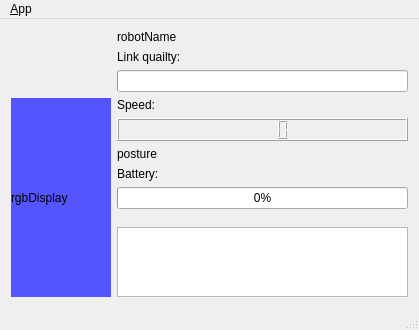
The window that src/mainwindow.ui (arnaud-ramey/rossumo_qtviewer) describes before a commit, drawn with Qt 5.
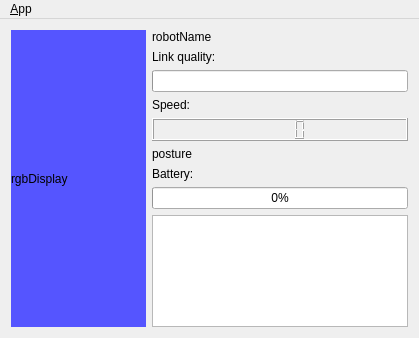
The same window after the commit.

```diff
--- a/src/mainwindow.ui
+++ b/src/mainwindow.ui
@@ -7,7 +7,7 @@
     <x>0</x>
     <y>0</y>
     <width>419</width>
-    <height>299</height>
+    <height>338</height>
    </rect>
   </property>
   <property name="windowTitle">
@@ -15,20 +15,15 @@
   </property>
   <widget class="QWidget" name="centralWidget">
    <layout class="QGridLayout" name="gridLayout">
-    <item row="3" column="1">
-     <widget class="QLabel" name="label">
-      <property name="text">
-       <string>Speed:</string>
-      </property>
-     </widget>
-    </item>
-    <item row="3" column="0" rowspan="11">
+    <item row="0" column="0">
+     <layout class="QHBoxLayout" name="horizontalLayout">
+      <item>
      <widget class="QLabel" name="rgbDisplay">
-      <property name="minimumSize">
-       <size>
-        <width>100</width>
-        <height>100</height>
-       </size>
+        <property name="sizePolicy">
+         <sizepolicy hsizetype="Expanding" vsizetype="Expanding">
+          <horstretch>0</horstretch>
+          <verstretch>0</verstretch>
+         </sizepolicy>
       </property>
       <property name="styleSheet">
        <string notr="true">background-color: rgb(85, 85, 255);</string>
@@ -38,73 +33,23 @@
       </property>
      </widget>
     </item>
-    <item row="4" column="1" rowspan="3">
-     <widget class="QLCDNumber" name="speed"/>
-    </item>
-    <item row="8" column="1">
-     <widget class="QLabel" name="label_2">
-      <property name="text">
-       <string>Battery:</string>
-      </property>
-     </widget>
-    </item>
-    <item row="7" column="1">
-     <widget class="QLabel" name="posture">
-      <property name="text">
-       <string>posture</string>
-      </property>
-     </widget>
-    </item>
-    <item row="1" column="1">
-     <widget class="QLabel" name="label_3">
-      <property name="text">
-       <string>Link quailty:</string>
-      </property>
-     </widget>
-    </item>
-    <item row="9" column="1">
-     <widget class="QProgressBar" name="battery">
-      <property name="value">
-       <number>0</number>
-      </property>
-     </widget>
-    </item>
-    <item row="0" column="1">
+      <item>
+       <layout class="QVBoxLayout" name="verticalLayout">
+        <item>
      <widget class="QLabel" name="robotName">
-      <property name="minimumSize">
-       <size>
-        <width>198</width>
-        <height>0</height>
-       </size>
-      </property>
-      <property name="maximumSize">
-       <size>
-        <width>16777215</width>
-        <height>20</height>
-       </size>
-      </property>
       <property name="text">
        <string>robotName</string>
       </property>
      </widget>
     </item>
-    <item row="12" column="1">
-     <widget class="QTextBrowser" name="alerts"/>
-    </item>
-    <item row="13" column="1">
-     <spacer name="verticalSpacer">
-      <property name="orientation">
-       <enum>Qt::Vertical</enum>
-      </property>
-      <property name="sizeHint" stdset="0">
-       <size>
-        <width>20</width>
-        <height>40</height>
-       </size>
-      </property>
-     </spacer>
-    </item>
-    <item row="2" column="1">
+        <item>
+         <widget class="QLabel" name="label_3">
+          <property name="text">
+           <string>Link quality:</string>
+          </property>
+         </widget>
+        </item>
+        <item>
      <widget class="QProgressBar" name="linkQuality">
       <property name="toolTip">
        <string>&lt;html&gt;&lt;head/&gt;&lt;body&gt;&lt;p&gt;Link quality&lt;/p&gt;&lt;/body&gt;&lt;/html&gt;</string>
@@ -120,9 +65,46 @@
       </property>
      </widget>
     </item>
-   </layout>
+        <item>
+         <widget class="QLabel" name="label">
+          <property name="text">
+           <string>Speed:</string>
+          </property>
+         </widget>
+        </item>
+        <item>
+         <widget class="QLCDNumber" name="speed"/>
+        </item>
+        <item>
+         <widget class="QLabel" name="posture">
+          <property name="text">
+           <string>posture</string>
+          </property>
+         </widget>
+        </item>
+        <item>
+         <widget class="QLabel" name="label_2">
+          <property name="text">
+           <string>Battery:</string>
+          </property>
+         </widget>
+        </item>
+        <item>
+         <widget class="QProgressBar" name="battery">
+          <property name="value">
+           <number>0</number>
+          </property>
+         </widget>
+        </item>
+        <item>
+         <widget class="QTextBrowser" name="alerts"/>
+        </item>
+       </layout>
+      </item>
+     </layout>
+    </item>
+   </layout>
   </widget>
-  <widget class="QStatusBar" name="statusBar"/>
   <widget class="QMenuBar" name="menuBar">
    <property name="geometry">
     <rect>
```
Lines whose indentation alone changed are shown as unchanged.
